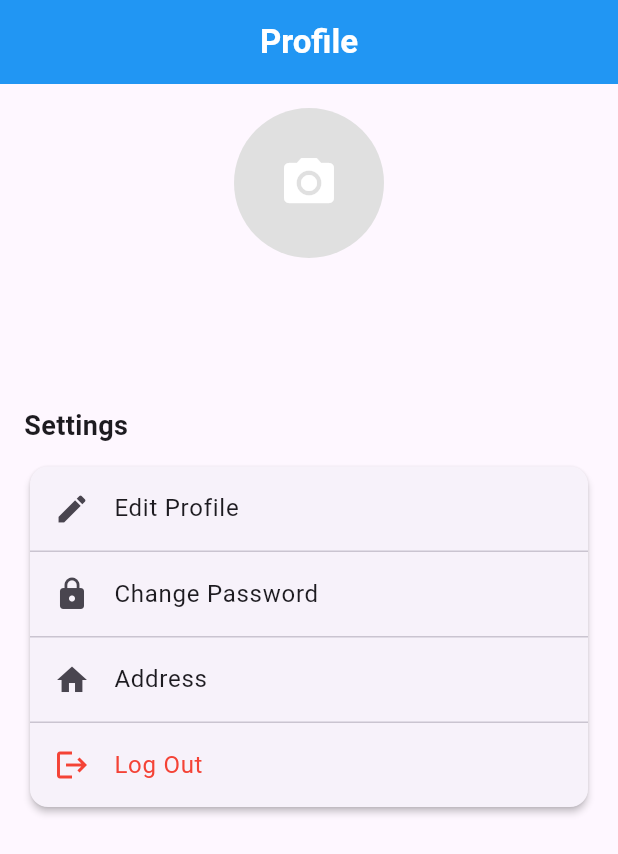
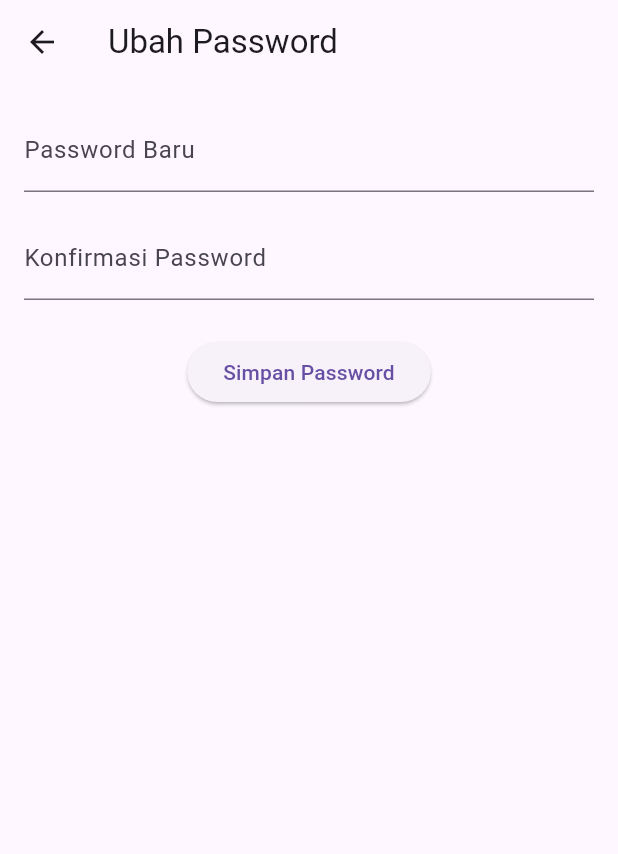
Before and after one commit to kevinn003/hotel_booking_app, a Flutter app: the ProfilePage screen opened directly, after a tap on "Change Password", on a phone screen of 412 x 824 dp. Shown: the top 854 px of the screen. Run offline on Flutter 3.47's test engine with Material 3 defaults, Android fonts, the phone set to English and light mode, and no system bars; our stand-ins replace firebase_auth, firebase_core; accounts and stored records are empty.

Commit message:
Edit Password

```diff
--- /dev/null
+++ b/lib/pages/change_password_page.dart
@@ -0,0 +1,95 @@
+import 'package:firebase_auth/firebase_auth.dart';
+import 'package:flutter/material.dart';
+
+class ChangePasswordPage extends StatefulWidget {
+  const ChangePasswordPage({Key? key}) : super(key: key);
+
+  @override
+  State<ChangePasswordPage> createState() => _ChangePasswordPageState();
+}
+
+class _ChangePasswordPageState extends State<ChangePasswordPage> {
+  final _formKey = GlobalKey<FormState>();
+  final TextEditingController _newPasswordController = TextEditingController();
+  final TextEditingController _confirmPasswordController = TextEditingController();
+
+  bool _isLoading = false;
+
+  Future<void> _changePassword() async {
+    if (_formKey.currentState!.validate()) {
+      setState(() => _isLoading = true);
+
+      try {
+        User? user = FirebaseAuth.instance.currentUser;
+        await user?.updatePassword(_newPasswordController.text);
+        await FirebaseAuth.instance.signOut();
+
+        ScaffoldMessenger.of(context).showSnackBar(
+          const SnackBar(content: Text('Password berhasil diubah. Silakan login kembali.')),
+        );
+
+        Navigator.of(context).popUntil((route) => route.isFirst);
+      } on FirebaseAuthException catch (e) {
+        ScaffoldMessenger.of(context).showSnackBar(
+          SnackBar(content: Text('Gagal mengubah password: ${e.message}')),
+        );
+      } finally {
+        setState(() => _isLoading = false);
+      }
+    }
+  }
+
+  @override
+  void dispose() {
+    _newPasswordController.dispose();
+    _confirmPasswordController.dispose();
+    super.dispose();
+  }
+
+  @override
+  Widget build(BuildContext context) {
+    return Scaffold(
+      appBar: AppBar(title: const Text('Ubah Password')),
+      body: Padding(
+        padding: const EdgeInsets.all(16.0),
+        child: _isLoading
+            ? const Center(child: CircularProgressIndicator())
+            : Form(
+                key: _formKey,
+                child: Column(
+                  children: [
+                    TextFormField(
+                      controller: _newPasswordController,
+                      obscureText: true,
+                      decoration: const InputDecoration(labelText: 'Password Baru'),
+                      validator: (value) {
+                        if (value == null || value.isEmpty || value.length < 6) {
+                          return 'Password minimal 6 karakter';
+                        }
+                        return null;
+                      },
+                    ),
+                    const SizedBox(height: 16),
+                    TextFormField(
+                      controller: _confirmPasswordController,
+                      obscureText: true,
+                      decoration: const InputDecoration(labelText: 'Konfirmasi Password'),
+                      validator: (value) {
+                        if (value != _newPasswordController.text) {
+                          return 'Password tidak cocok';
+                        }
+                        return null;
+                      },
+                    ),
+                    const SizedBox(height: 24),
+                    ElevatedButton(
+                      onPressed: _changePassword,
+                      child: const Text('Simpan Password'),
+                    ),
+                  ],
+                ),
+              ),
+      ),
+    );
+  }
+}
--- a/lib/pages/profile_page.dart
+++ b/lib/pages/profile_page.dart
@@ -1,5 +1,6 @@
 import 'package:flutter/material.dart';
 import 'package:firebase_auth/firebase_auth.dart';
+import 'package:flutter_firebase_project/pages/change_password_page.dart';
 import 'package:flutter_firebase_project/pages/edit_profile_page.dart';
 
 class ProfilePage extends StatefulWidget {
@@ -122,7 +123,11 @@ class _ProfilePageState extends State<ProfilePage> {
                     leading: const Icon(Icons.lock),
                     title: const Text('Change Password'),
                     onTap: () {
-                      // Change Password action
+                      Navigator.push(
+                        context,
+                        MaterialPageRoute(
+                            builder: (context) => const ChangePasswordPage()),
+                      );
                     },
                   ),
                   const Divider(height: 1),
```
